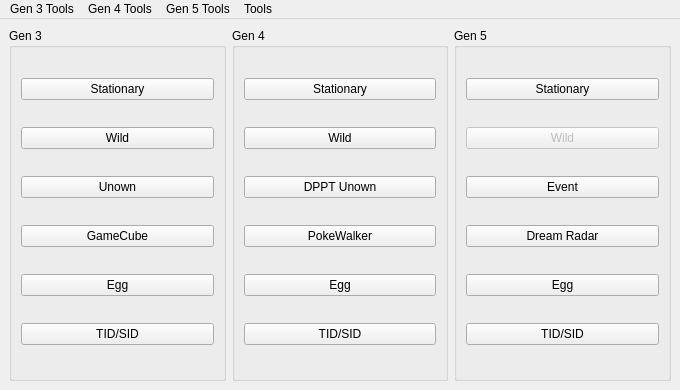
First picture: the form in Source/Forms/MainWindow.ui, repository Admiral-Fish/PokeFinder, before the edit.
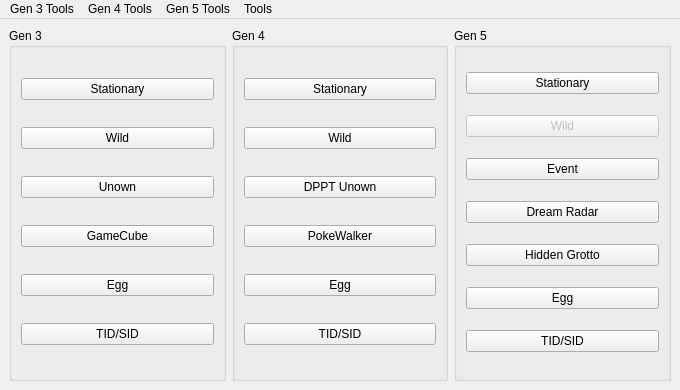
Second picture: the form after the edit. Icons and pictures are not drawn.

What changed in the file:
```diff
--- a/Source/Forms/MainWindow.ui
+++ b/Source/Forms/MainWindow.ui
@@ -135,6 +135,9 @@
       <layout class="QGridLayout" name="gridLayout_4">
        <item row="0" column="0">
         <widget class="QPushButton" name="pushButtonStationary5">
+         <property name="enabled">
+          <bool>true</bool>
+         </property>
          <property name="text">
           <string>Stationary</string>
          </property>
@@ -165,13 +168,20 @@
         </widget>
        </item>
        <item row="4" column="0">
+        <widget class="QPushButton" name="pushButtonHiddenGrotto">
+         <property name="text">
+          <string>Hidden Grotto</string>
+         </property>
+        </widget>
+       </item>
+       <item row="5" column="0">
         <widget class="QPushButton" name="pushButtonEgg5">
          <property name="text">
           <string>Egg</string>
          </property>
         </widget>
        </item>
-       <item row="5" column="0">
+       <item row="6" column="0">
         <widget class="QPushButton" name="pushButtonIDs5">
          <property name="text">
           <string>TID/SID</string>
```
